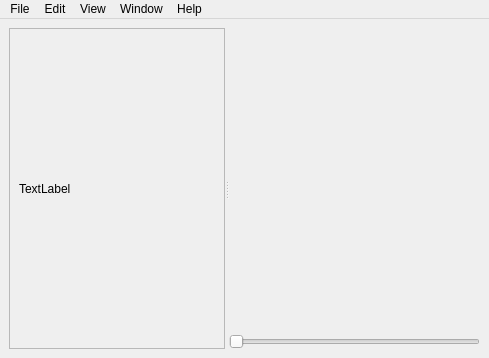
Qt form app/graph/graphwindow.ui (pablo-sanmillanf/TFG_LCT) before a commit.
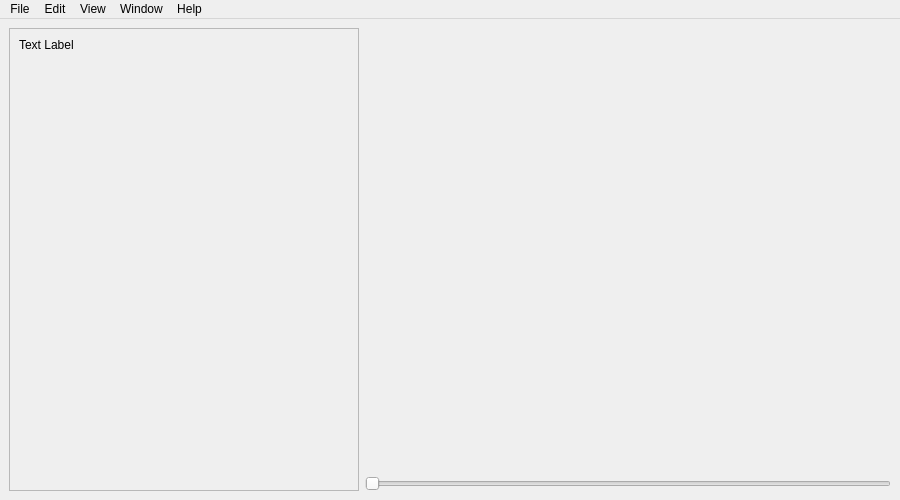
The same form after that commit. Custom widgets are drawn as their Qt base class.

```diff
--- a/app/graph/graphwindow.ui
+++ b/app/graph/graphwindow.ui
@@ -6,8 +6,8 @@
    <rect>
     <x>0</x>
     <y>0</y>
-    <width>489</width>
-    <height>358</height>
+    <width>900</width>
+    <height>500</height>
    </rect>
   </property>
   <property name="windowTitle">
@@ -16,11 +16,28 @@
   <widget class="QWidget" name="centralwidget">
    <layout class="QHBoxLayout" name="horizontalLayout">
     <item>
-     <widget class="QSplitter" name="splitter">
-      <property name="orientation">
-       <enum>Qt::Horizontal</enum>
-      </property>
       <widget class="QScrollArea" name="scrollArea">
+      <property name="sizePolicy">
+       <sizepolicy hsizetype="Fixed" vsizetype="Expanding">
+        <horstretch>0</horstretch>
+        <verstretch>0</verstretch>
+       </sizepolicy>
+      </property>
+      <property name="minimumSize">
+       <size>
+        <width>350</width>
+        <height>0</height>
+       </size>
+      </property>
+      <property name="maximumSize">
+       <size>
+        <width>350</width>
+        <height>16777215</height>
+       </size>
+      </property>
+      <property name="horizontalScrollBarPolicy">
+       <enum>Qt::ScrollBarAlwaysOff</enum>
+      </property>
        <property name="widgetResizable">
         <bool>true</bool>
        </property>
@@ -29,25 +46,48 @@
          <rect>
           <x>0</x>
           <y>0</y>
-          <width>205</width>
-          <height>316</height>
+         <width>348</width>
+         <height>458</height>
          </rect>
         </property>
         <layout class="QVBoxLayout" name="verticalLayout_2">
          <item>
-          <widget class="QLabel" name="text">
+         <widget class="TextLabel" name="text">
+          <property name="sizePolicy">
+           <sizepolicy hsizetype="Preferred" vsizetype="Preferred">
+            <horstretch>0</horstretch>
+            <verstretch>0</verstretch>
+           </sizepolicy>
+          </property>
+          <property name="autoFillBackground">
+           <bool>true</bool>
+          </property>
            <property name="text">
-            <string>TextLabel</string>
+           <string>Text Label</string>
+          </property>
+          <property name="alignment">
+           <set>Qt::AlignJustify|Qt::AlignTop</set>
+          </property>
+          <property name="wordWrap">
+           <bool>true</bool>
            </property>
           </widget>
          </item>
         </layout>
        </widget>
       </widget>
-      <widget class="QWidget" name="layoutWidget">
+    </item>
+    <item>
        <layout class="QVBoxLayout" name="verticalLayout">
         <item>
-         <widget class="MplWidget" name="mplWidget" native="true"/>
+       <widget class="MplWidget" name="mplWidget" native="true">
+        <property name="minimumSize">
+         <size>
+          <width>200</width>
+          <height>200</height>
+         </size>
+        </property>
+       </widget>
         </item>
         <item>
          <widget class="QSlider" name="slider">
@@ -57,8 +97,6 @@
          </widget>
         </item>
        </layout>
-      </widget>
-     </widget>
     </item>
    </layout>
   </widget>
@@ -67,7 +105,7 @@
     <rect>
      <x>0</x>
      <y>0</y>
-     <width>489</width>
+     <width>900</width>
      <height>22</height>
     </rect>
    </property>
@@ -123,6 +161,11 @@
    <header location="global">.mpl_canvas</header>
    <container>1</container>
   </customwidget>
+  <customwidget>
+   <class>TextLabel</class>
+   <extends>QLabel</extends>
+   <header>.text_label</header>
+  </customwidget>
  </customwidgets>
  <resources/>
  <connections/>
```
Lines whose indentation alone changed are shown as unchanged.
